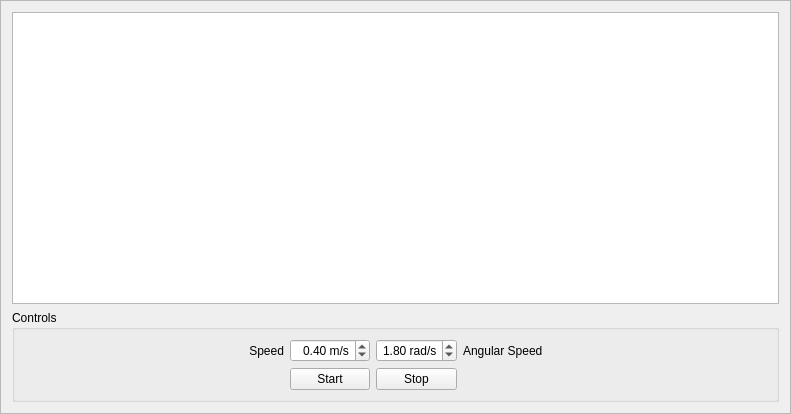
Qt form kobuki_qtestsuite/src/kobuki_qtestsuite/ui/life_frame.ui (yujinrobot/kobuki_desktop) before a commit.
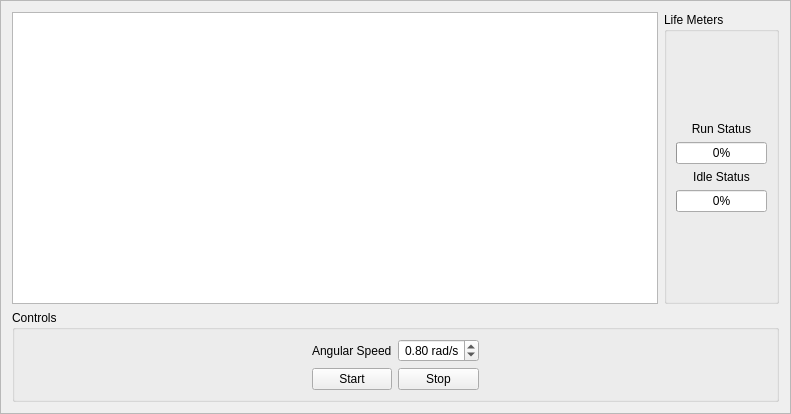
The same form after that commit.

The edit to the form file:
```diff
--- a/kobuki_qtestsuite/src/kobuki_qtestsuite/ui/life_frame.ui
+++ b/kobuki_qtestsuite/src/kobuki_qtestsuite/ui/life_frame.ui
@@ -19,8 +19,8 @@
   <property name="frameShadow">
    <enum>QFrame::Raised</enum>
   </property>
-  <layout class="QVBoxLayout" name="verticalLayout">
-   <item>
+  <layout class="QGridLayout" name="gridLayout_2">
+   <item row="0" column="0">
     <widget class="QTextBrowser" name="text_browser">
      <property name="autoFormatting">
       <set>QTextEdit::AutoAll</set>
@@ -41,7 +41,97 @@
      </property>
     </widget>
    </item>
-   <item>
+   <item row="0" column="1">
+    <widget class="QGroupBox" name="groupBox_2">
+     <property name="title">
+      <string>Life Meters</string>
+     </property>
+     <layout class="QVBoxLayout" name="verticalLayout">
+      <item>
+       <spacer name="verticalSpacer_2">
+        <property name="orientation">
+         <enum>Qt::Vertical</enum>
+        </property>
+        <property name="sizeHint" stdset="0">
+         <size>
+          <width>20</width>
+          <height>89</height>
+         </size>
+        </property>
+       </spacer>
+      </item>
+      <item>
+       <widget class="QLabel" name="label">
+        <property name="text">
+         <string>Run Status</string>
+        </property>
+        <property name="alignment">
+         <set>Qt::AlignCenter</set>
+        </property>
+       </widget>
+      </item>
+      <item>
+       <widget class="QProgressBar" name="run_progress">
+        <property name="sizePolicy">
+         <sizepolicy hsizetype="Minimum" vsizetype="Fixed">
+          <horstretch>0</horstretch>
+          <verstretch>0</verstretch>
+         </sizepolicy>
+        </property>
+        <property name="maximum">
+         <number>60</number>
+        </property>
+        <property name="value">
+         <number>0</number>
+        </property>
+       </widget>
+      </item>
+      <item>
+       <widget class="QLabel" name="label_4">
+        <property name="text">
+         <string>Idle Status</string>
+        </property>
+        <property name="alignment">
+         <set>Qt::AlignCenter</set>
+        </property>
+       </widget>
+      </item>
+      <item>
+       <widget class="QProgressBar" name="idle_progress">
+        <property name="sizePolicy">
+         <sizepolicy hsizetype="Minimum" vsizetype="Fixed">
+          <horstretch>0</horstretch>
+          <verstretch>0</verstretch>
+         </sizepolicy>
+        </property>
+        <property name="maximum">
+         <number>15</number>
+        </property>
+        <property name="value">
+         <number>0</number>
+        </property>
+        <property name="invertedAppearance">
+         <bool>false</bool>
+        </property>
+       </widget>
+      </item>
+      <item>
+       <spacer name="verticalSpacer">
+        <property name="orientation">
+         <enum>Qt::Vertical</enum>
+        </property>
+        <property name="sizeHint" stdset="0">
+         <size>
+          <width>20</width>
+          <height>88</height>
+         </size>
+        </property>
+       </spacer>
+      </item>
+     </layout>
+    </widget>
+   </item>
+   <item row="1" column="0" colspan="2">
     <widget class="QGroupBox" name="groupBox">
      <property name="title">
       <string>Controls</string>
@@ -61,38 +151,13 @@
        </spacer>
       </item>
       <item row="0" column="1">
-       <widget class="QLabel" name="label_2">
+       <widget class="QLabel" name="label_3">
         <property name="text">
-         <string>Speed</string>
-        </property>
-        <property name="alignment">
-         <set>Qt::AlignRight|Qt::AlignTrailing|Qt::AlignVCenter</set>
+         <string>Angular Speed</string>
         </property>
        </widget>
       </item>
       <item row="0" column="2">
-       <widget class="QDoubleSpinBox" name="speed_spinbox">
-        <property name="alignment">
-         <set>Qt::AlignRight|Qt::AlignTrailing|Qt::AlignVCenter</set>
-        </property>
-        <property name="prefix">
-         <string/>
-        </property>
-        <property name="suffix">
-         <string> m/s</string>
-        </property>
-        <property name="maximum">
-         <double>0.700000000000000</double>
-        </property>
-        <property name="singleStep">
-         <double>0.100000000000000</double>
-        </property>
-        <property name="value">
-         <double>0.400000000000000</double>
-        </property>
-       </widget>
-      </item>
-      <item row="0" column="3">
        <widget class="QDoubleSpinBox" name="angular_speed_spinbox">
         <property name="alignment">
          <set>Qt::AlignRight|Qt::AlignTrailing|Qt::AlignVCenter</set>
@@ -110,18 +175,11 @@
          <double>0.100000000000000</double>
         </property>
         <property name="value">
-         <double>1.800000000000000</double>
+         <double>0.800000000000000</double>
         </property>
        </widget>
       </item>
-      <item row="0" column="4">
-       <widget class="QLabel" name="label_3">
-        <property name="text">
-         <string>Angular Speed</string>
-        </property>
-       </widget>
-      </item>
-      <item row="0" column="5">
+      <item row="0" column="3">
        <spacer name="horizontalSpacer_2">
         <property name="orientation">
          <enum>Qt::Horizontal</enum>
@@ -134,7 +192,7 @@
         </property>
        </spacer>
       </item>
-      <item row="1" column="0" colspan="2">
+      <item row="1" column="0">
        <spacer name="horizontalSpacer_6">
         <property name="orientation">
          <enum>Qt::Horizontal</enum>
@@ -147,21 +205,21 @@
         </property>
        </spacer>
       </item>
-      <item row="1" column="2">
+      <item row="1" column="1">
        <widget class="QPushButton" name="start_button">
         <property name="text">
          <string>Start</string>
         </property>
        </widget>
       </item>
-      <item row="1" column="3">
+      <item row="1" column="2">
        <widget class="QPushButton" name="stop_button">
         <property name="text">
          <string>Stop</string>
         </property>
        </widget>
       </item>
-      <item row="1" column="4" colspan="2">
+      <item row="1" column="3">
        <spacer name="horizontalSpacer_3">
         <property name="orientation">
          <enum>Qt::Horizontal</enum>
```
